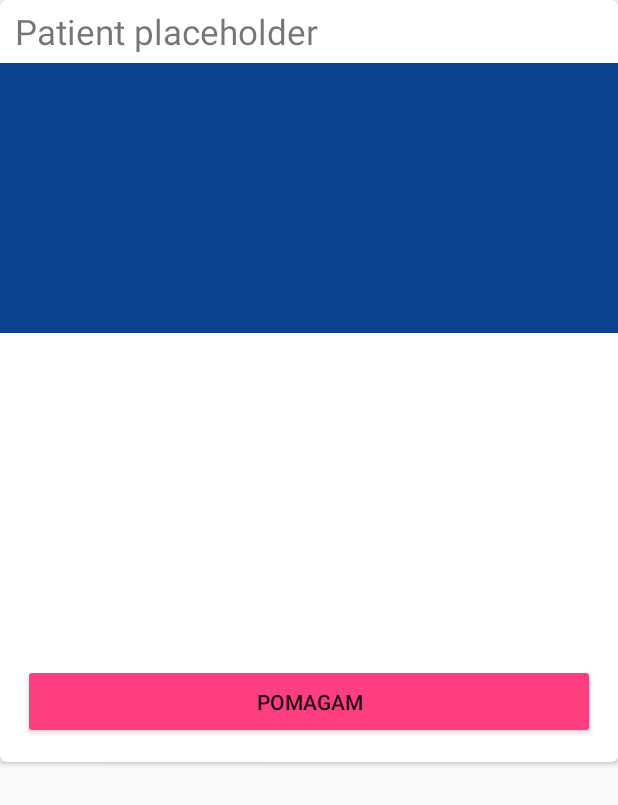
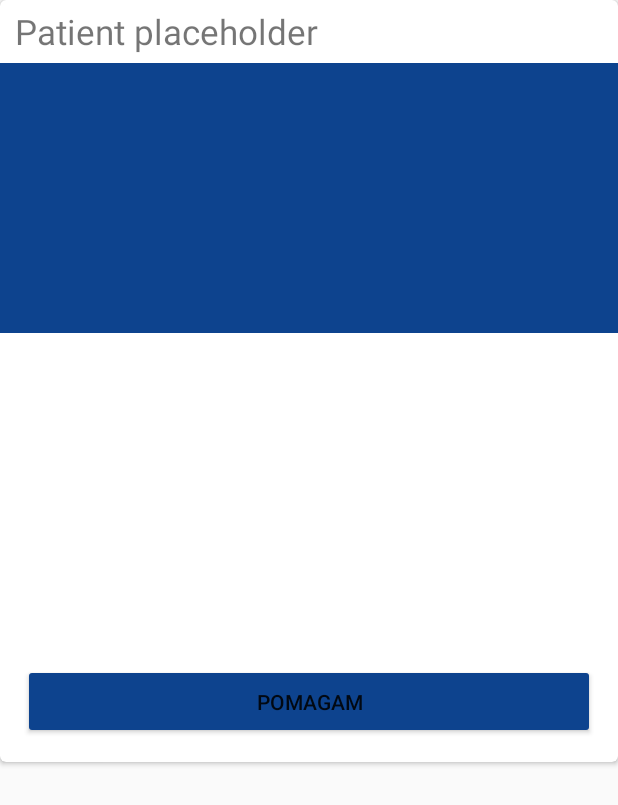
Before and after one commit to asi-pwr/hopeIT, an Android app: the layout item_patinet_dialog.xml on its own in the app's theme, with its tools: preview values and no code run, on a phone screen of 412 x 824 dp. Shown: the top 805 px of the screen. Run offline under Robolectric (Android 15) with nearby library versions, the phone set to English and light mode, and no system bars.

Commit message:
New colors - hopeIT style

```diff
--- a/hopeItApp/hopeItApp/app/src/main/res/drawable/background_splash.xml
+++ b/hopeItApp/hopeItApp/app/src/main/res/drawable/background_splash.xml
@@ -1,7 +1,7 @@
 <?xml version="1.0" encoding="utf-8"?>
 <layer-list xmlns:android="http://schemas.android.com/apk/res/android">
 
-    <item android:drawable="@color/hopeItBlue"/>
+    <item android:drawable="@color/colorAccent"/>
     <item android:gravity="center">
         <bitmap
             android:gravity="center"
--- a/hopeItApp/hopeItApp/app/src/main/res/layout/item_patient.xml
+++ b/hopeItApp/hopeItApp/app/src/main/res/layout/item_patient.xml
@@ -22,7 +22,7 @@
                 android:id="@+id/patientFrameLayout"
                 android:layout_width="match_parent"
                 android:layout_height="200dp"
-                android:background="@color/hopeItBlue">
+                android:background="@color/colorAccent">
 
                 <ImageView
                     android:layout_width="match_parent"
--- a/hopeItApp/hopeItApp/app/src/main/res/layout/item_patinet_dialog.xml
+++ b/hopeItApp/hopeItApp/app/src/main/res/layout/item_patinet_dialog.xml
@@ -34,7 +34,7 @@
                     android:id="@+id/patientPicture"
                     android:layout_width="match_parent"
                     android:layout_height="180dp"
-                    android:background="@color/hopeItBlue"
+                    android:background="@color/colorAccent"
                     android:contentDescription="@string/patient_picture_description" />
 
                 <TextView
--- a/hopeItApp/hopeItApp/app/src/main/res/layout/my_payments_fragment.xml
+++ b/hopeItApp/hopeItApp/app/src/main/res/layout/my_payments_fragment.xml
@@ -30,7 +30,7 @@
                         android:layout_width="wrap_content"
                         android:layout_height="wrap_content"
                         android:textSize="20sp"
-                        android:textColor="@color/textSecondary"
+                        android:textColor="@color/colorAccent"
                         android:textStyle="bold"
                         android:textAllCaps="true"
                         android:layout_margin="4dp" />
--- a/hopeItApp/hopeItApp/app/src/main/res/values/colors.xml
+++ b/hopeItApp/hopeItApp/app/src/main/res/values/colors.xml
@@ -1,9 +1,8 @@
 <?xml version="1.0" encoding="utf-8"?>
 <resources>
-    <color name="colorPrimary">#2196F3</color>
-    <color name="colorPrimaryDark">#1976D2</color>
-    <color name="colorAccent">#FF3F80</color>
-    <color name="hopeItBlue">#0d438e</color>
+    <color name="colorPrimary">#29B6F6</color>
+    <color name="colorPrimaryDark">#039BE5</color>
+    <color name="colorAccent">#0D438E</color>
 
     <color name="lightStatusBar">#E0E0E0</color>
     <color name="lightAppBar">#F5F5F5</color>
@@ -15,6 +14,8 @@
     <color name="textPrimary">#E6000000</color>
     <color name="textSecondary">#8C000000</color>
     <color name="textDisabled">#66000000</color>
+    <color name="textWhite">#FFFFFF</color>
+
     <color name="divider">#26000000</color>
 
     <color name="menu_object_color">#000000</color>
```
